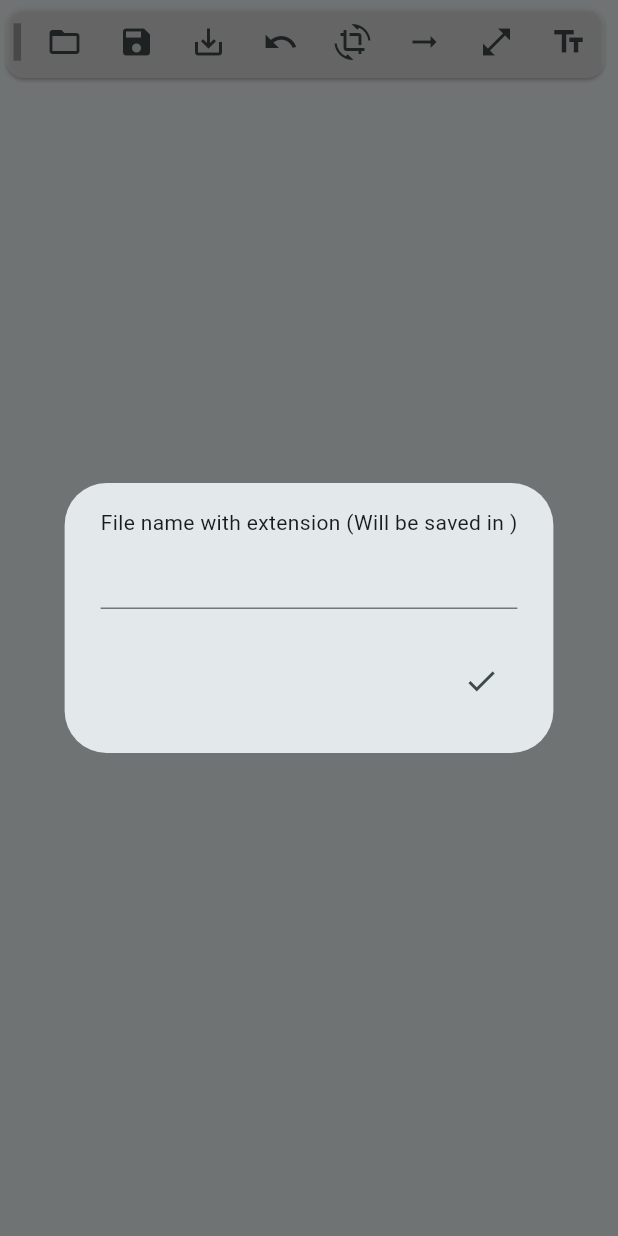
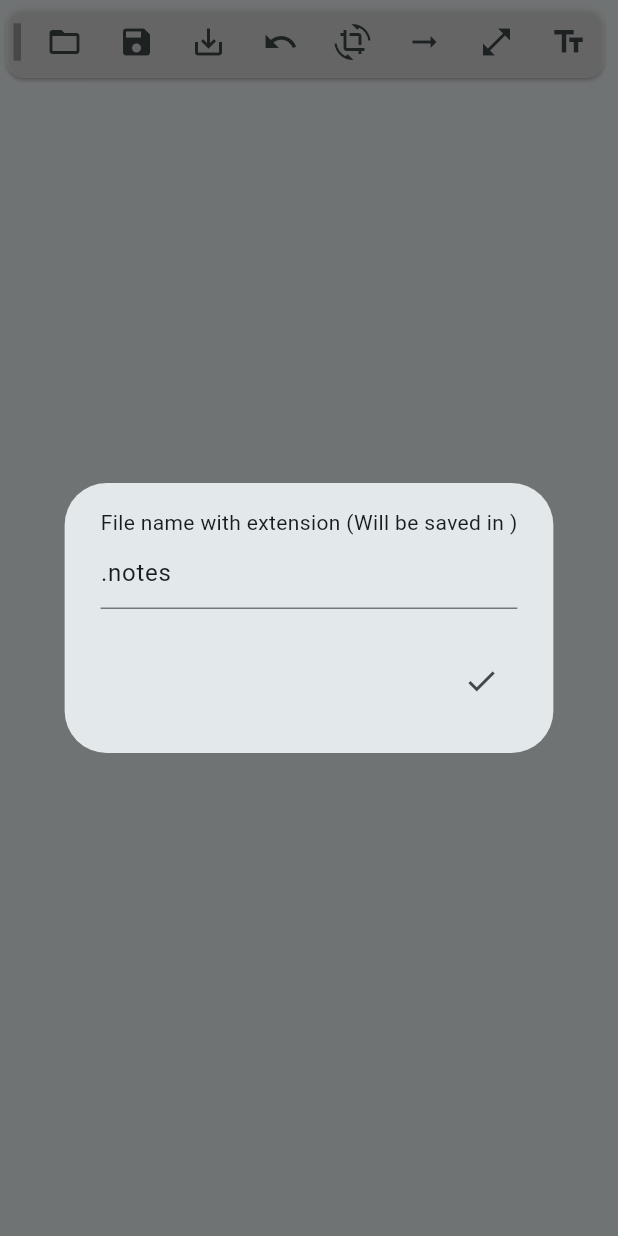
Before and after one commit to lavruh/NotesOnImage, a Flutter app: the DesignationsPanelWidget widget shown alone on an empty page, opened directly, after a tap on the "save" icon, on a phone screen of 412 x 824 dp. Run offline on Flutter 3.47's test engine with Material 3 defaults, Android fonts, the phone set to English and light mode, and no system bars; our stand-ins replace device_info_plus, flutter_colorpicker, material_ui, permission_handler; missing offline and left inert: crop_image, simple_speed_dial, zoom_widget.

Commit message:
changes to file saving

```diff
--- a/lib/ui/widgets/designation_panel_widget.dart
+++ b/lib/ui/widgets/designation_panel_widget.dart
@@ -39,12 +39,14 @@ class DesignationsPanelWidget extends StatelessWidget {
             IconButton(
                 tooltip: "Save",
                 onPressed: () async {
+                  final defaultName = "${state.originalName}${state.appFormatExtension}";
                   final name = await showDialog<String>(
                       context: context,
                       builder: (context) => InputDialog(
                           title:
-                              "File name with extension (Will be saved in ${state.workDir})"));
-                  if (name == null) return;
+                              "File name with extension (Will be saved in ${state.workDir})",
+                          initialValue: defaultName));
+                  if (name == null || name.isEmpty) return;
                   final path = p.join(state.workDir, name);
                   state.saveZip(outputFilePath: path);
                 },
@@ -52,12 +54,15 @@ class DesignationsPanelWidget extends StatelessWidget {
             IconButton(
                 tooltip: "Export",
                 onPressed: () async {
+                  final defaultName =
+                      "${state.originalName}_${state.generateNamePrefix()}.jpg";
                   final name = await showDialog<String>(
                       context: context,
                       builder: (context) => InputDialog(
                           title:
-                              "File name with extension (Will be saved in ${state.workDir})"));
-                  if (name == null) return;
+                              "File name with extension (Will be saved in ${state.workDir})",
+                          initialValue: defaultName));
+                  if (name == null || name.isEmpty) return;
                   final path = p.join(state.workDir, name);
                   state.saveImage(outputFilePath: path);
                 },
--- a/lib/utils/inputDialog.dart
+++ b/lib/utils/inputDialog.dart
@@ -1,12 +1,13 @@
 import 'package:material_ui/material_ui.dart';
 
 class InputDialog extends StatelessWidget {
-  const InputDialog({super.key, required this.title});
+  const InputDialog({super.key, required this.title, this.initialValue});
   final String title;
+  final String? initialValue;
 
   @override
   Widget build(BuildContext context) {
-    final controller = TextEditingController();
+    final controller = TextEditingController(text: initialValue ?? '');
     return AlertDialog(
       content: Column(
         mainAxisSize: MainAxisSize.min,
@@ -18,7 +19,7 @@ class InputDialog extends StatelessWidget {
       actions: [
         IconButton(
             onPressed: () => Navigator.of(context).pop(controller.text),
-            icon: Icon(Icons.check))
+            icon: const Icon(Icons.check))
       ],
     );
   }
--- a/pubspec.yaml
+++ b/pubspec.yaml
@@ -1,7 +1,7 @@
 name: notes_on_image
 description: A new Flutter project.
 publish_to: 'none'
-version: 1.4.2+1
+version: 1.4.3+1
 environment:
   sdk: ">=3.3.2 <4.0.0"
 
```
